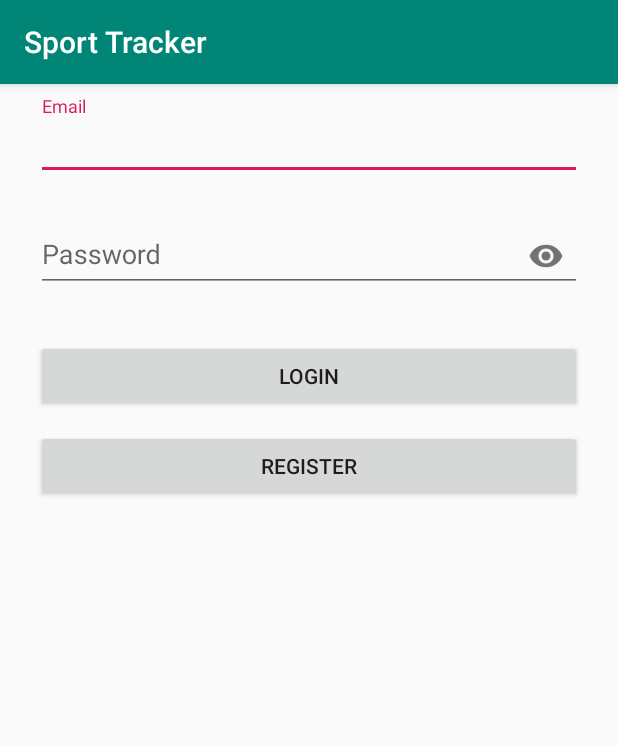
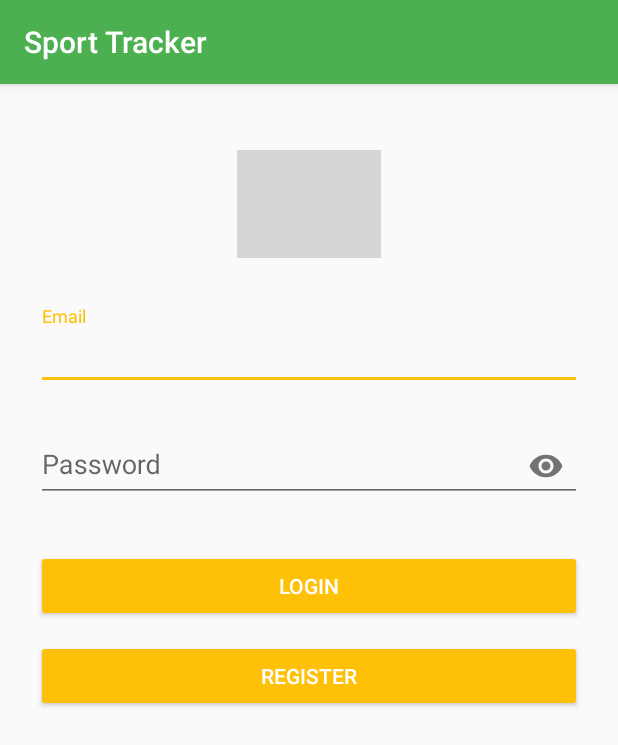
Before and after one commit to norbertgal97/sport_tracker, an Android app: the screen it shows after launch (LoginActivity), on a phone screen of 412 x 824 dp. Shown: the top 745 px of the screen. Run offline under Robolectric (Android 15) with nearby library versions, the phone set to English and light mode, and no system bars; our stand-ins replace Firebase (no records; nobody signed in at launch, a user with empty details on screens opened directly); grey boxes are pictures that could not be loaded.

Commit message:
icons, colors

```diff
--- a/app/build.gradle
+++ b/app/build.gradle
@@ -8,7 +8,7 @@ android {
     compileSdkVersion 28
     defaultConfig {
         applicationId "hu.bme.aut.sporttracker"
-        minSdkVersion 19
+        minSdkVersion 21
         targetSdkVersion 28
         versionCode 1
         versionName "1.0"
--- a/app/src/main/java/hu/bme/aut/sporttracker/LoginActivity.kt
+++ b/app/src/main/java/hu/bme/aut/sporttracker/LoginActivity.kt
@@ -3,7 +3,6 @@ package hu.bme.aut.sporttracker
 import android.content.Intent
 import android.support.v7.app.AppCompatActivity
 import android.os.Bundle
-import android.preference.PreferenceManager
 import android.text.TextUtils
 import android.util.Log
 import android.widget.Toast
--- a/app/src/main/res/layout/activity_login.xml
+++ b/app/src/main/res/layout/activity_login.xml
@@ -27,7 +27,13 @@ tools:context=".LoginActivity">
                   android:orientation="vertical"
                   android:paddingLeft="24dp"
                   android:paddingRight="24dp"
-                  android:paddingTop="56dp">
+                  android:paddingTop="100dp">
+        <ImageView
+                android:layout_width="wrap_content"
+                android:layout_height="72dp"
+                android:layout_gravity="center_horizontal"
+                android:layout_marginBottom="24dp"
+                android:src="@mipmap/ic_launcher" />
 
         <android.support.design.widget.TextInputLayout
                 android:layout_width="match_parent"
@@ -69,14 +75,18 @@ tools:context=".LoginActivity">
                 android:layout_marginBottom="12dp"
                 android:layout_marginTop="24dp"
                 android:padding="12dp"
-                android:text="Login" />
+                android:text="Login"
+                android:backgroundTint="@color/colorAccent"
+                android:textColor="@color/icons"/>
 
         <Button
                 android:id="@+id/btnRegister"
                 android:layout_width="match_parent"
                 android:layout_height="wrap_content"
                 android:padding="12dp"
-                android:text="Register" />
+                android:text="Register"
+                android:backgroundTint="@color/colorAccent"
+                android:textColor="@color/icons"/>
 
     </LinearLayout>
 
--- a/app/src/main/res/values/colors.xml
+++ b/app/src/main/res/values/colors.xml
@@ -1,6 +1,11 @@
 <?xml version="1.0" encoding="utf-8"?>
 <resources>
-    <color name="colorPrimary">#008577</color>
-    <color name="colorPrimaryDark">#00574B</color>
-    <color name="colorAccent">#D81B60</color>
+<color name="colorPrimary">#4CAF50</color>
+<color name="colorPrimaryDark">#388E3C</color>
+<color name="primary_light">#C8E6C9</color>
+<color name="colorAccent">#FFC107</color>
+<color name="primary_text">#212121</color>
+<color name="secondary_text">#757575</color>
+<color name="icons">#FFFFFF</color>
+<color name="divider">#BDBDBD</color>
 </resources>
```
Also changed, not shown: app/src/main/java/hu/bme/aut/sporttracker/SettingsActivity.kt (+7 -5 lines), app/src/main/res/layout/activity_main.xml (+4 -3 lines), app/src/main/res/values/arrays.xml (added, +7 -0 lines), app/src/main/res/xml/preferences.xml (+27 -1 lines).
